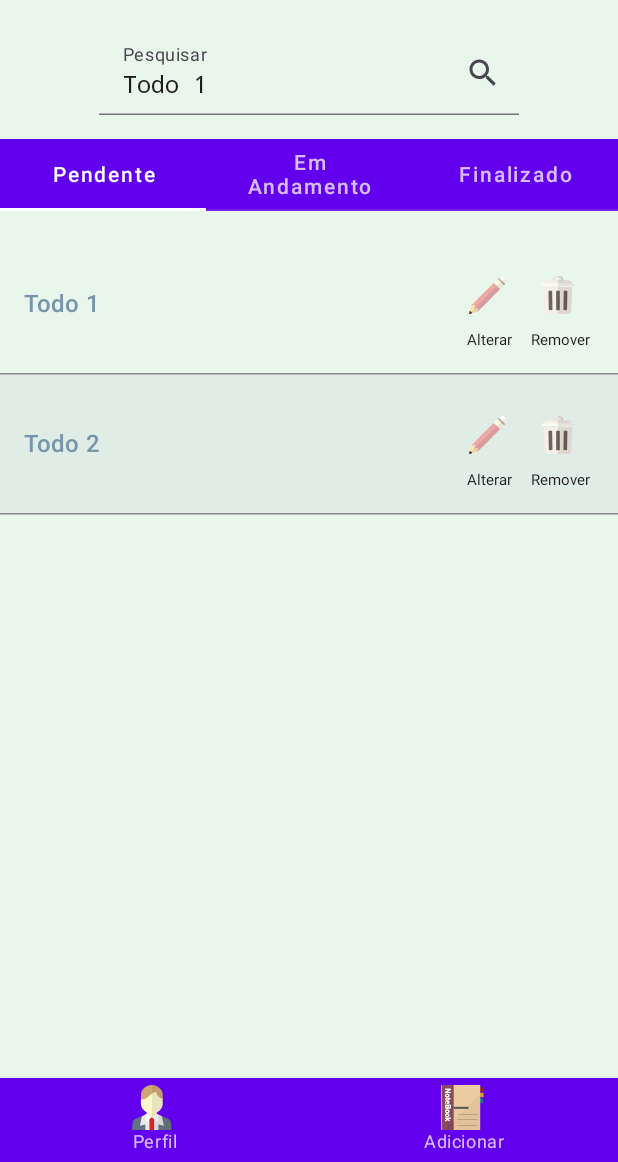
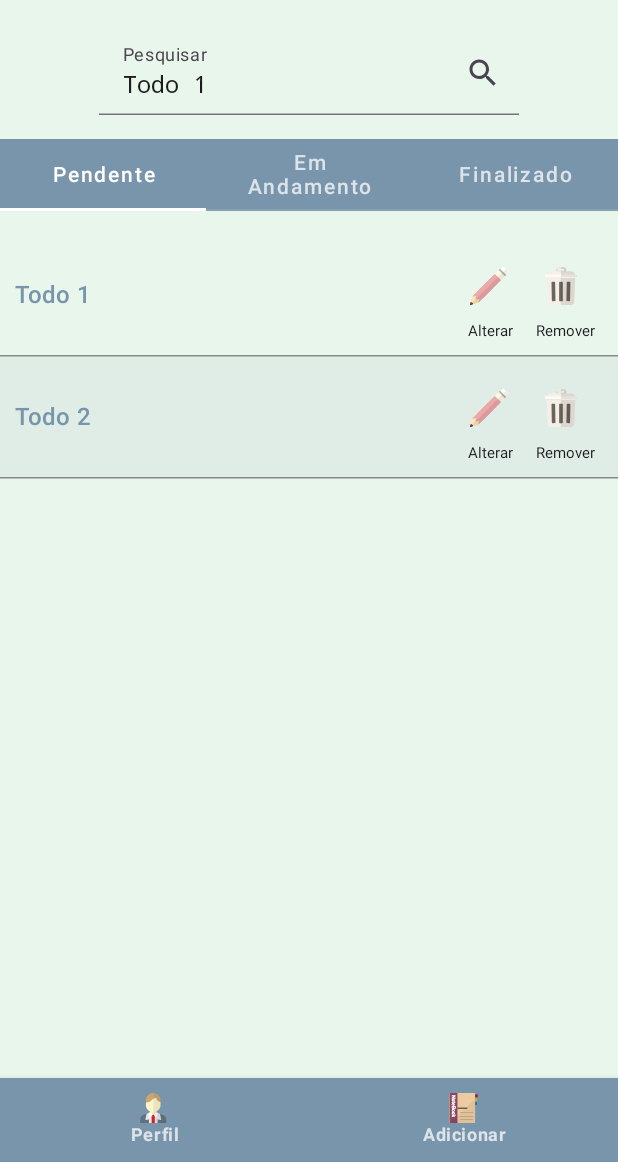
Before and after one commit to rodrigotriani/easytask, an Android app built with Jetpack Compose: the @Preview function ListContentPreview, on a phone screen of 412 x 824 dp, the part 74-1236 px from its top. Run offline under Robolectric (Android 15) with nearby library versions, the phone set to English and light mode, and no system bars.

Commit message:
Ajustes de visualização

```diff
--- a/androidApp/src/main/java/com/rtriani/easytask/android/ui/components/TodoItem.kt
+++ b/androidApp/src/main/java/com/rtriani/easytask/android/ui/components/TodoItem.kt
@@ -38,10 +38,10 @@ fun TodoItem(
     modifier: Modifier = Modifier
 ) {
     Row(
-        modifier = modifier.padding(16.dp)
+        modifier = modifier.padding(10.dp)
     ){
         Column(
-            modifier = Modifier.fillMaxWidth(.75f)
+            modifier = Modifier.fillMaxWidth(.70f)
                 .align(
                     Alignment.CenterVertically
                 ),
@@ -58,11 +58,14 @@ fun TodoItem(
         }
 
         Column (
-            modifier = Modifier.width(100.dp),
+            modifier = Modifier.fillMaxWidth(1f),
             verticalArrangement = Arrangement.Center,
             horizontalAlignment = Alignment.CenterHorizontally
         ){
-            Row (){
+            Row (
+                modifier = Modifier.fillMaxWidth(1f),
+                horizontalArrangement = Arrangement.End,
+            ){
                 Column {
                     IconButton(
                         onClick = onItemClick
--- a/androidApp/src/main/java/com/rtriani/easytask/android/ui/feature/list/ListScreen.kt
+++ b/androidApp/src/main/java/com/rtriani/easytask/android/ui/feature/list/ListScreen.kt
@@ -41,6 +41,7 @@ import androidx.compose.ui.Modifier
 import androidx.compose.ui.graphics.Color
 import androidx.compose.ui.platform.LocalContext
 import androidx.compose.ui.res.painterResource
+import androidx.compose.ui.text.font.FontWeight
 import androidx.compose.ui.tooling.preview.Preview
 import androidx.compose.ui.unit.dp
 import androidx.lifecycle.viewmodel.compose.viewModel
@@ -114,6 +115,7 @@ fun ListScreen(
     ListContent(
         todos = todos,
         search = search ?: "",
+        status = status,
         onEvent = viewModel::onEvent
     )
 }
@@ -122,6 +124,7 @@ fun ListScreen(
 fun ListContent(
     todos: List<Todo>,
     search: String = "",
+    status: StatusEnum = StatusEnum.PENDENTE,
     onEvent: (ListEvent) -> Unit
 ) {
 
@@ -129,11 +132,14 @@ fun ListContent(
         StatusEnum.valueOf(it.toString()).status
     }
 
-    var tabIndex by remember { mutableStateOf(StatusEnum.PENDENTE.ordinal) }
+    var tabIndex by remember { mutableStateOf(status.ordinal) }
 
     Scaffold(
         bottomBar = {
-            BottomNavigation {
+            BottomNavigation(
+                backgroundColor = Color(0xFF7895AB),
+                contentColor = Color.White
+            ) {
                 BottomNavigationItem(
                     selected = false,
                     onClick = {
@@ -144,14 +150,15 @@ fun ListContent(
                             painter = painterResource(id = drawable.profile_icon),
                             tint = Color.Unspecified,
                             modifier = Modifier.size(
-                                30.dp
+                                20.dp
                             ),
                             contentDescription = "Visualizar/Editar Perfil"
                         )
                     },
                     label = {
                         Text(
-                            "Perfil"
+                            "Perfil",
+                            fontWeight = FontWeight.Bold
                         )
                     }
                 )
@@ -166,14 +173,15 @@ fun ListContent(
                             painter = painterResource(id = drawable.add_icon),
                             tint = Color.Unspecified,
                             modifier = Modifier.size(
-                                30.dp
+                                20.dp
                             ),
                             contentDescription = "Adicionar tarefa"
                         )
                     },
                     label = {
                         Text(
-                            "Adicionar"
+                            "Adicionar",
+                            fontWeight = FontWeight.Bold
                         )
                     }
                 )
@@ -217,7 +225,9 @@ fun ListContent(
 
                 Column{
                     TabRow(
-                        selectedTabIndex = tabIndex
+                        selectedTabIndex = tabIndex,
+                        backgroundColor = Color(0xFF7895AB),
+                        contentColor = Color.White
                     ) {
                         tabs.forEachIndexed { index, title ->
                             Tab(
@@ -283,6 +293,7 @@ private fun ListContentPreview() {
                 todo2
             ),
             search = "Todo 1",
+            status = StatusEnum.PENDENTE,
             onEvent = {}
         )
     }
```
Also changed, not shown: 1 other file.
